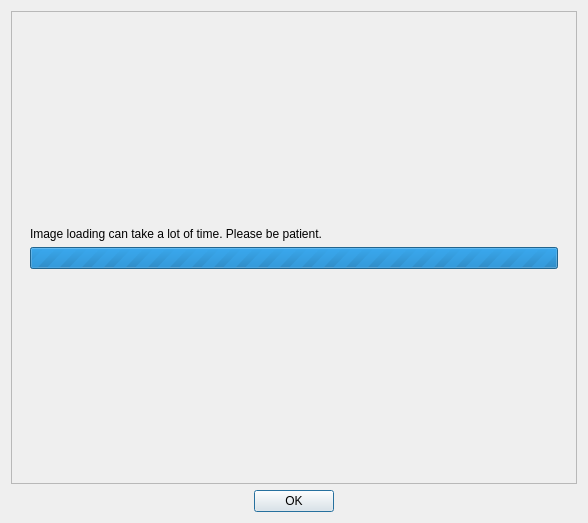
First picture: the form in client/src/ui/dialogs/image_preview_dialog.ui, repository networkoptix/nx_open, before the edit.
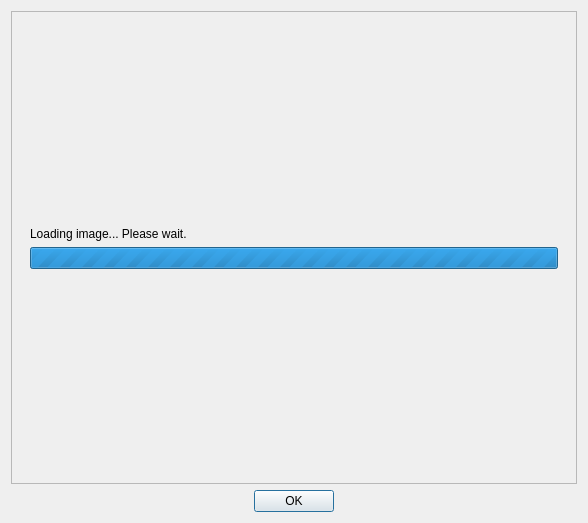
Second picture: the form after the edit.

Diff of the .ui file:
```diff
--- a/client/src/ui/dialogs/image_preview_dialog.ui
+++ b/client/src/ui/dialogs/image_preview_dialog.ui
@@ -28,7 +28,7 @@
         <x>0</x>
         <y>0</y>
         <width>568</width>
-        <height>470</height>
+        <height>474</height>
        </rect>
       </property>
       <layout class="QHBoxLayout" name="horizontalLayout_2">
@@ -69,7 +69,7 @@
            <item>
             <widget class="QLabel" name="label">
              <property name="text">
-              <string>Image loading can take a lot of time. Please be patient.</string>
+              <string>Loading image... Please wait.</string>
              </property>
              <property name="wordWrap">
               <bool>true</bool>
```
Left out of the diff: 8 changed lines with no effect on the pictures.
